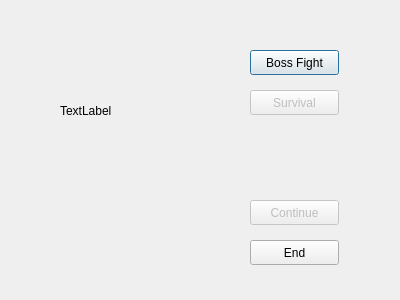
Before: the Qt Designer form Game/dialog.ui in C14036065/Shooting, drawn with Qt 5.
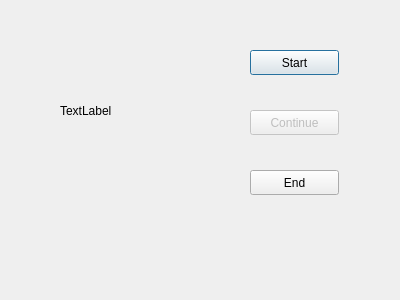
After: the same form once the commit is applied.

The edit to the form file:
```diff
--- a/Game/dialog.ui
+++ b/Game/dialog.ui
@@ -13,32 +13,6 @@
   <property name="windowTitle">
    <string>Dialog</string>
   </property>
-  <widget class="QPushButton" name="bossButton">
-   <property name="geometry">
-    <rect>
-     <x>250</x>
-     <y>50</y>
-     <width>89</width>
-     <height>25</height>
-    </rect>
-   </property>
-   <property name="text">
-    <string>Boss Fight</string>
-   </property>
-  </widget>
-  <widget class="QPushButton" name="endButton">
-   <property name="geometry">
-    <rect>
-     <x>250</x>
-     <y>240</y>
-     <width>89</width>
-     <height>25</height>
-    </rect>
-   </property>
-   <property name="text">
-    <string>End</string>
-   </property>
-  </widget>
   <widget class="QLabel" name="label">
    <property name="geometry">
     <rect>
@@ -52,6 +26,19 @@
     <string>TextLabel</string>
    </property>
   </widget>
+  <widget class="QPushButton" name="startButton">
+   <property name="geometry">
+    <rect>
+     <x>250</x>
+     <y>50</y>
+     <width>89</width>
+     <height>25</height>
+    </rect>
+   </property>
+   <property name="text">
+    <string>Start</string>
+   </property>
+  </widget>
   <widget class="QPushButton" name="contiButton">
    <property name="enabled">
     <bool>false</bool>
@@ -59,7 +46,7 @@
    <property name="geometry">
     <rect>
      <x>250</x>
-     <y>200</y>
+     <y>110</y>
      <width>89</width>
      <height>25</height>
     </rect>
@@ -68,20 +55,17 @@
     <string>Continue</string>
    </property>
   </widget>
-  <widget class="QPushButton" name="survivalButton">
-   <property name="enabled">
-    <bool>false</bool>
-   </property>
+  <widget class="QPushButton" name="endButton">
    <property name="geometry">
     <rect>
      <x>250</x>
-     <y>90</y>
+     <y>170</y>
      <width>89</width>
      <height>25</height>
     </rect>
    </property>
    <property name="text">
-    <string>Survival</string>
+    <string>End</string>
    </property>
   </widget>
  </widget>
```
